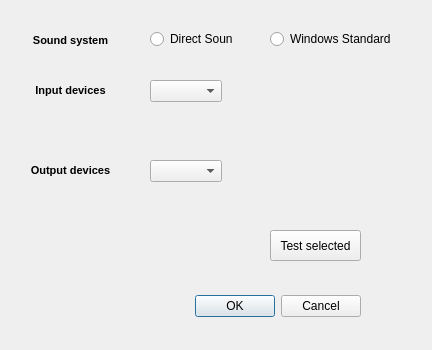
Old version of the form TT_RemoteTranslation/sounddevices.ui in the repository valikl/remote-translator.
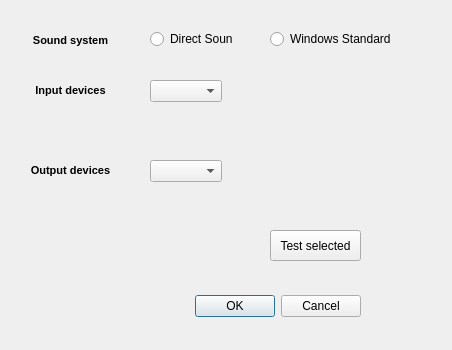
New version of the form.

The edit to the form file:
```diff
--- a/TT_RemoteTranslation/sounddevices.ui
+++ b/TT_RemoteTranslation/sounddevices.ui
@@ -6,7 +6,7 @@
    <rect>
     <x>0</x>
     <y>0</y>
-    <width>432</width>
+    <width>452</width>
     <height>350</height>
    </rect>
   </property>
```
